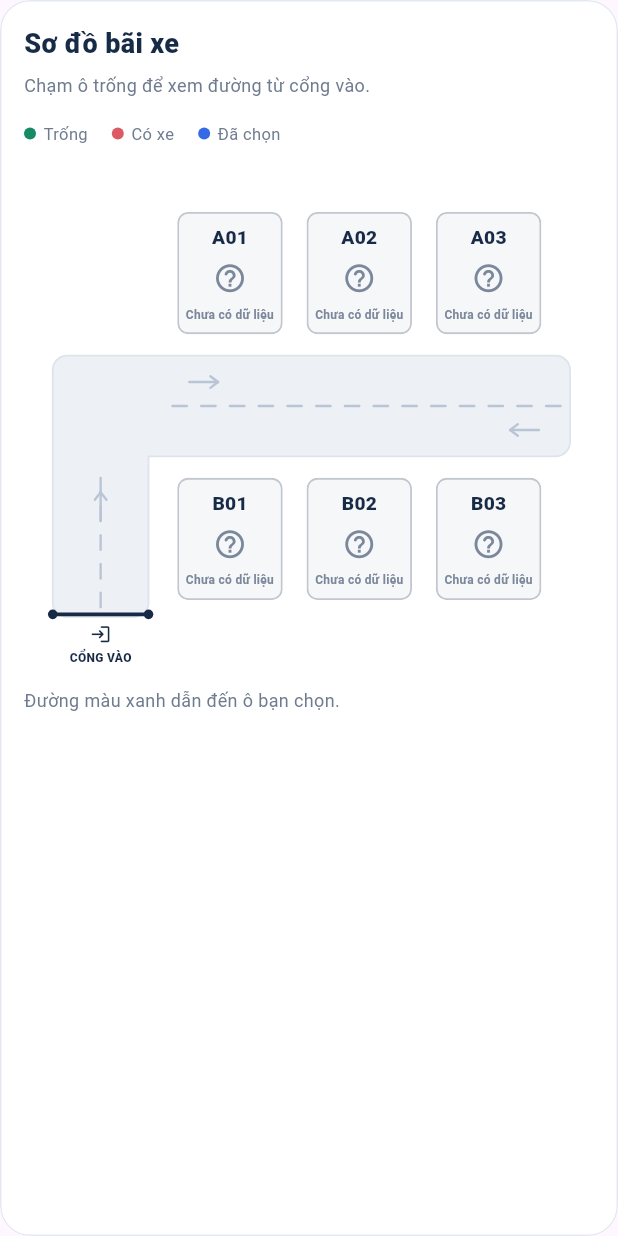
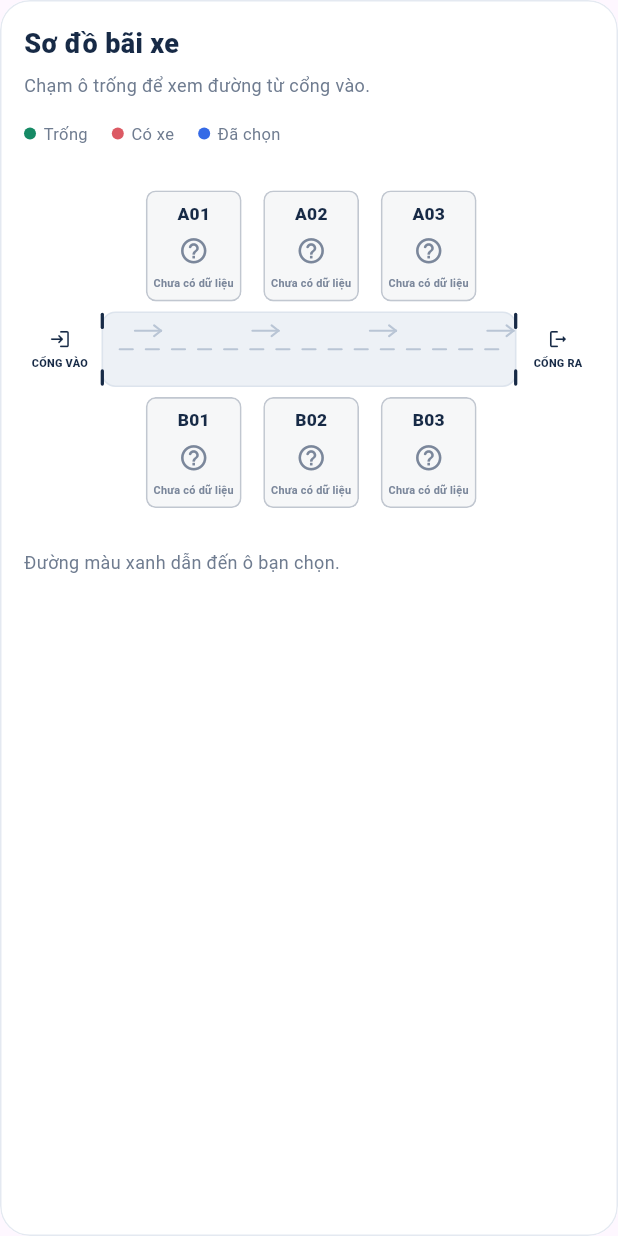
Before and after one commit to nguyensang17032006/SmartParking_IoT, a Flutter app: the ParkingMap widget shown alone on an empty page, opened directly with empty values, on a phone screen of 412 x 824 dp. Run offline on Flutter 3.47's test engine with Material 3 defaults, Android fonts, the phone set to English and light mode, and no system bars; our stand-ins replace equatable, flutter_bloc, flutter_dotenv, supabase_flutter; accounts and stored records are empty.

Commit message:
refactor: use straight parking lane with entrance and exit gates

```diff
--- a/SmartParking/smart_parking/lib/features/parking/presentation/pages/parking_map.dart
+++ b/SmartParking/smart_parking/lib/features/parking/presentation/pages/parking_map.dart
@@ -2,7 +2,7 @@ import 'dart:math' as math;
 
 import 'package:flutter/material.dart';
 
-import '../../domain/entities/parking_slot.dart';
+import 'package:smart_parking/features/parking/domain/entities/parking_slot.dart';
 
 /// A schematic indoor map. Row order must match the physical parking bays.
 /// Sensor state comes from [slots]; this widget only selects and draws a route.
@@ -58,7 +58,7 @@ class _ParkingMapState extends State<ParkingMap> {
     final byCode = {for (final slot in widget.slots) slot.code: slot};
     final rows = [widget.topRowCodes, widget.bottomRowCodes];
     final columns = math.max(1, math.max(rows[0].length, rows[1].length));
-    final designSize = Size(152 + columns * 108.0, 420);
+    final designSize = Size(200 + columns * _MapLayout.step, _MapLayout.height);
     final selected = _selected;
     Offset? destination;
 
@@ -66,7 +66,14 @@ class _ParkingMapState extends State<ParkingMap> {
       final column = rows[row].indexOf(selected?.code ?? '');
       if (column >= 0) {
         // Stop at the entrance to the selected bay, outside the bay itself.
-        destination = Offset(128 + column * 108.0 + 44, row == 0 ? 145 : 255);
+        destination = Offset(
+          _MapLayout.bayLeft +
+              column * _MapLayout.step +
+              _MapLayout.bayWidth / 2,
+          row == 0
+              ? _MapLayout.topBay + _MapLayout.bayHeight + 4
+              : _MapLayout.bottomBay - 4,
+        );
       }
     }
     final placedCodes = {...rows[0], ...rows[1]};
@@ -137,10 +144,13 @@ class _ParkingMapState extends State<ParkingMap> {
                             column++
                           )
                             Positioned(
-                              left: 128 + column * 108.0,
-                              top: row == 0 ? 38 : 260,
-                              width: 88,
-                              height: 102,
+                              left:
+                                  _MapLayout.bayLeft + column * _MapLayout.step,
+                              top: row == 0
+                                  ? _MapLayout.topBay
+                                  : _MapLayout.bottomBay,
+                              width: _MapLayout.bayWidth,
+                              height: _MapLayout.bayHeight,
                               child: _MapBay(
                                 code: rows[row][column],
                                 slot: byCode[rows[row][column]],
@@ -157,26 +167,23 @@ class _ParkingMapState extends State<ParkingMap> {
                               ),
                             ),
                         const Positioned(
-                          left: 24,
-                          top: 382,
-                          width: 80,
-                          child: Column(
-                            children: [
-                              Icon(
-                                Icons.login_rounded,
-                                size: 18,
-                                color: Color(0xFF172A46),
-                              ),
-                              SizedBox(height: 3),
-                              Text(
-                                'CỔNG VÀO',
-                                style: TextStyle(
-                                  fontSize: 10,
-                                  fontWeight: FontWeight.w800,
-                                  color: Color(0xFF172A46),
+                          left: 0,
+                          top: _MapLayout.roadTop,
+                          width: 66,
+                          height: _MapLayout.roadBottom - _MapLayout.roadTop,
+                          child: _GateLabel(
+                            label: 'CỔNG VÀO',
+                            icon: Icons.login_rounded,
                           ),
                         ),
-                            ],
+                        const Positioned(
+                          right: 0,
+                          top: _MapLayout.roadTop,
+                          width: 66,
+                          height: _MapLayout.roadBottom - _MapLayout.roadTop,
+                          child: _GateLabel(
+                            label: 'CỔNG RA',
+                            icon: Icons.logout_rounded,
                           ),
                         ),
                       ],
@@ -238,6 +245,45 @@ class _ParkingMapState extends State<ParkingMap> {
       ),
     );
   }
+}
+
+// Shared coordinates keep bays, gates and the drawn route aligned.
+class _MapLayout {
+  static const height = 336.0;
+  static const bayLeft = 112.0;
+  static const step = 108.0;
+  static const bayWidth = 88.0;
+  static const bayHeight = 102.0;
+  static const topBay = 22.0;
+  static const bottomBay = 212.0;
+  static const roadTop = 134.0;
+  static const roadBottom = 202.0;
+  static const roadCenter = 168.0;
+  static const gateInset = 72.0;
+}
+
+class _GateLabel extends StatelessWidget {
+  final String label;
+  final IconData icon;
+  const _GateLabel({required this.label, required this.icon});
+
+  @override
+  Widget build(BuildContext context) => Column(
+    mainAxisAlignment: MainAxisAlignment.center,
+    children: [
+      Icon(icon, size: 20, color: const Color(0xFF172A46)),
+      const SizedBox(height: 5),
+      Text(
+        label,
+        textAlign: TextAlign.center,
+        style: const TextStyle(
+          fontSize: 10,
+          fontWeight: FontWeight.w800,
+          color: Color(0xFF172A46),
+        ),
+      ),
+    ],
+  );
 }
 
 class _MapColors {
@@ -368,23 +414,20 @@ class _ParkingRoadPainter extends CustomPainter {
 
   @override
   void paint(Canvas canvas, Size size) {
-    final horizontal = Path()
-      ..addRRect(
-        RRect.fromRectAndRadius(
-          Rect.fromLTRB(24, 158, size.width - 20, 242),
+    final leftGate = _MapLayout.gateInset;
+    final rightGate = size.width - _MapLayout.gateInset;
+    final centerY = _MapLayout.roadCenter;
+    final road = RRect.fromRectAndRadius(
+      Rect.fromLTRB(
+        leftGate,
+        _MapLayout.roadTop,
+        rightGate,
+        _MapLayout.roadBottom,
+      ),
       const Radius.circular(12),
-        ),
     );
-    final entrance = Path()
-      ..addRRect(
-        RRect.fromRectAndRadius(
-          const Rect.fromLTRB(24, 158, 104, 376),
-          const Radius.circular(12),
-        ),
-      );
-    final road = Path.combine(PathOperation.union, horizontal, entrance);
-    canvas.drawPath(road, Paint()..color = const Color(0xFFEDF1F6));
-    canvas.drawPath(
+    canvas.drawRRect(road, Paint()..color = const Color(0xFFEDF1F6));
+    canvas.drawRRect(
       road,
       Paint()
         ..color = const Color(0xFFDDE4ED)
@@ -396,47 +439,46 @@ class _ParkingRoadPainter extends CustomPainter {
       ..color = const Color(0xFFB9C5D5)
       ..strokeWidth = 2
       ..strokeCap = StrokeCap.round;
-    for (var x = 124.0; x < size.width - 32; x += 24) {
+    for (var x = leftGate + 16; x < rightGate - 16; x += 24) {
       canvas.drawLine(
-        Offset(x, 200),
-        Offset(math.min(x + 12, size.width - 24), 200),
+        Offset(x, centerY),
+        Offset(math.min(x + 12, rightGate - 16), centerY),
         lane,
       );
     }
-    for (var y = 260.0; y < 360; y += 24) {
-      canvas.drawLine(Offset(64, y), Offset(64, y + 12), lane);
-    }
-    _arrow(canvas, const Offset(64, 296), const Offset(64, 272), lane);
-    _arrow(canvas, const Offset(138, 180), const Offset(162, 180), lane);
+    // Traffic runs from the left entrance toward the right exit.
+    for (var x = leftGate + 30; x < rightGate - 20; x += 108) {
       _arrow(
         canvas,
-      Offset(size.width - 46, 220),
-      Offset(size.width - 70, 220),
+        Offset(x, centerY - 17),
+        Offset(x + 24, centerY - 17),
         lane,
       );
+    }
 
-    // Gate spans the entrance lane.
+    final post = Paint()
+      ..color = const Color(0xFF172A46)
+      ..strokeWidth = 3
+      ..strokeCap = StrokeCap.round;
+    for (final x in [leftGate, rightGate]) {
       canvas.drawLine(
-      const Offset(24, 374),
-      const Offset(104, 374),
-      Paint()
-        ..color = const Color(0xFF172A46)
-        ..strokeWidth = 3,
+        Offset(x, _MapLayout.roadTop + 2),
+        Offset(x, _MapLayout.roadTop + 14),
+        post,
       );
-    for (final x in [24.0, 104.0]) {
-      canvas.drawCircle(
-        Offset(x, 374),
-        4,
-        Paint()..color = const Color(0xFF172A46),
+      canvas.drawLine(
+        Offset(x, _MapLayout.roadBottom - 14),
+        Offset(x, _MapLayout.roadBottom - 2),
+        post,
       );
     }
 
     final end = destination;
     if (end == null) return;
+    final start = Offset(leftGate + 12, centerY);
     final path = Path()
-      ..moveTo(64, 366)
-      ..lineTo(64, 200)
-      ..lineTo(end.dx, 200)
+      ..moveTo(start.dx, start.dy)
+      ..lineTo(end.dx, centerY)
       ..lineTo(end.dx, end.dy);
     final route = Paint()
       ..color = _MapColors.blue
@@ -445,14 +487,10 @@ class _ParkingRoadPainter extends CustomPainter {
       ..strokeJoin = StrokeJoin.round
       ..style = PaintingStyle.stroke;
     canvas.drawPath(path, route);
-    canvas.drawCircle(
-      const Offset(64, 366),
-      6,
-      Paint()..color = _MapColors.blue,
-    );
+    canvas.drawCircle(start, 6, Paint()..color = _MapColors.blue);
     _arrow(
       canvas,
-      Offset(end.dx, end.dy < 200 ? end.dy + 16 : end.dy - 16),
+      Offset(end.dx, end.dy < centerY ? end.dy + 16 : end.dy - 16),
       end,
       route,
     );
```
Lines whose indentation alone changed are shown as unchanged.
